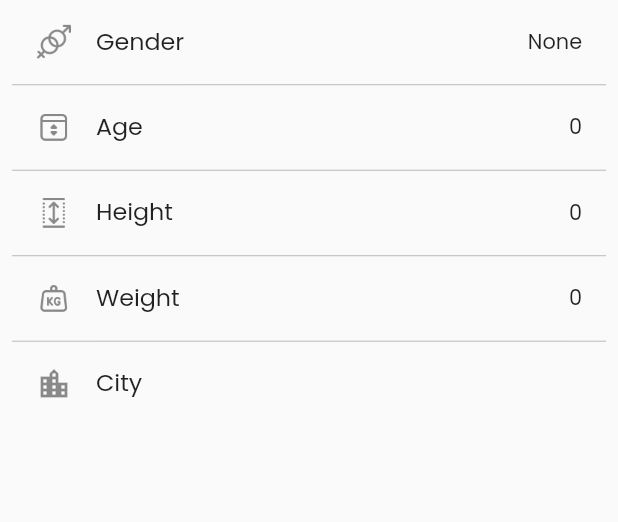
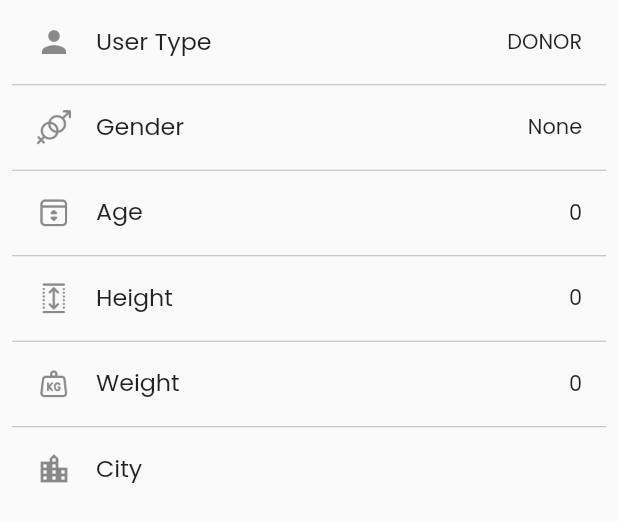
Before and after one commit to gettoknowdavid/blood_source_flutter, a Flutter app: the ProfileDetailsList widget shown alone on an empty page, opened directly with empty values, on a phone screen of 412 x 824 dp. Shown: the top 522 px of the screen. Run offline on Flutter 3.47's test engine with Material 2 defaults, Android fonts, the phone set to English and light mode, and no system bars; our stand-ins replace animated_splash_screen, cloud_firestore, firebase_auth, firebase_core, firebase_storage, flutter_screenutil and 11 more; missing offline and left inert: checkbox_grouped, cloud_firestore_web, firebase_analytics_web, firebase_auth_web, firebase_core_web, firebase_messaging_web and 9 more; accounts and stored records are empty.

Commit message:
feat: add user type to profile

```diff
--- a/lib/ui/shared/widgets/profile/profile_details_list.dart
+++ b/lib/ui/shared/widgets/profile/profile_details_list.dart
@@ -16,6 +16,12 @@ class ProfileDetailsList extends StatelessWidget {
       primary: false,
       padding: EdgeInsets.symmetric(horizontal: 8.r),
       children: [
+        ProfileDetailsItem(
+          icon: const Icon(Icons.person),
+          title: 'User Type',
+          value: user!.userType.name.toUpperCase(),
+        ),
+        Divider(height: 1.h, color: Colors.black26),
         ProfileDetailsItem(
           icon: AppIcons.gender,
           title: 'Gender',
```
